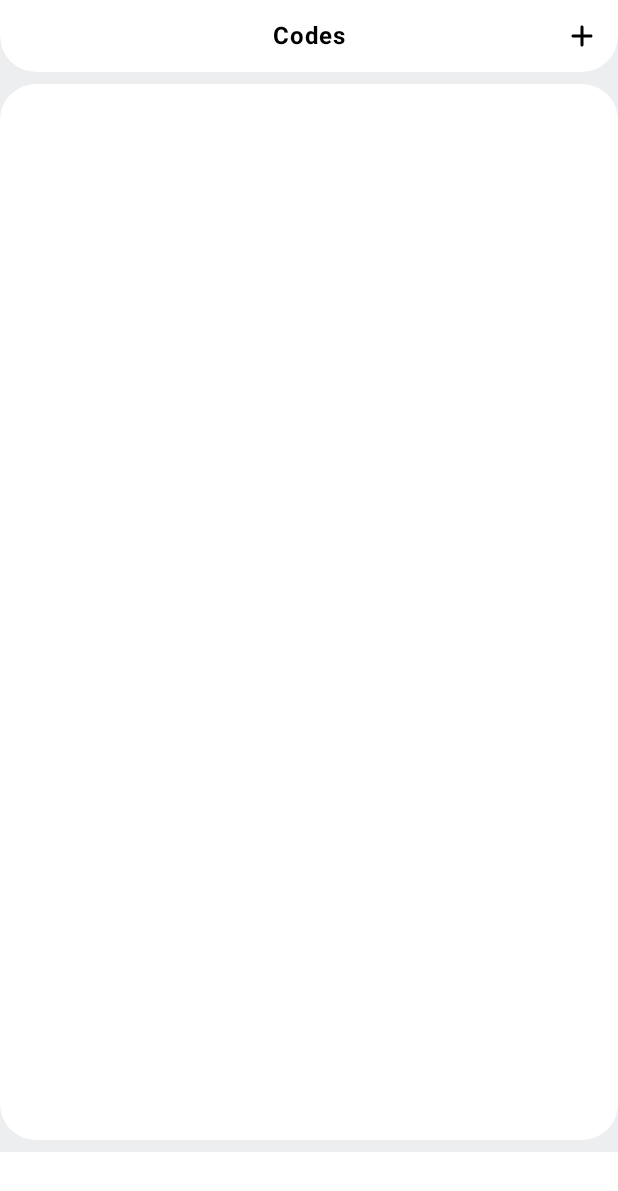
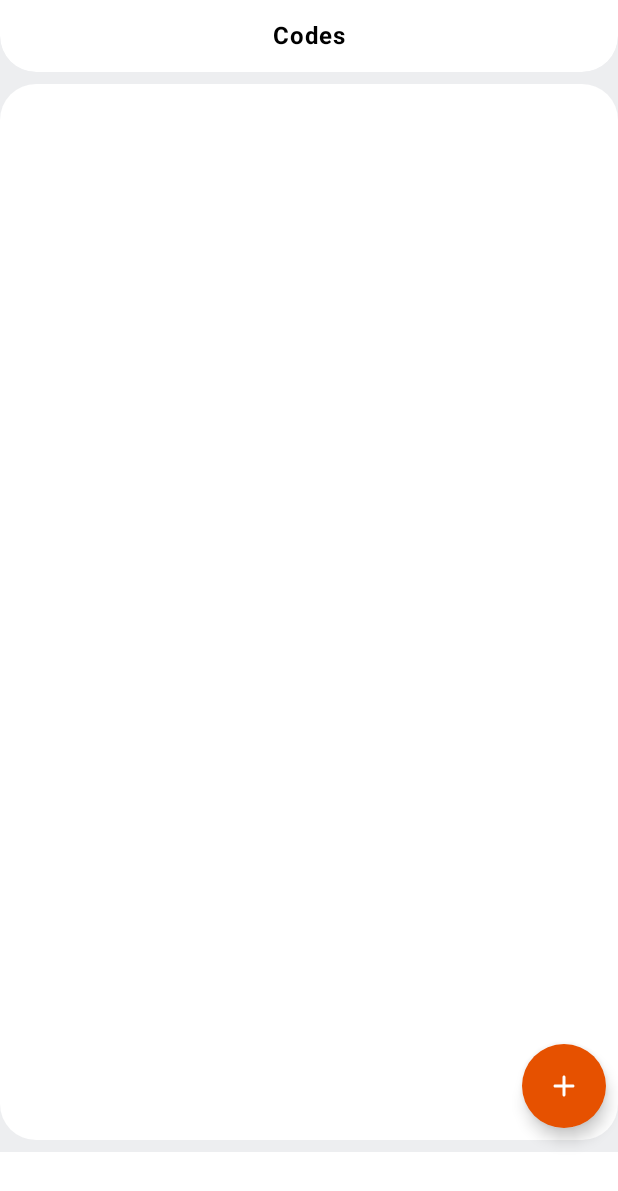
Before and after one commit to s44khin/PassMan, an Android app built with Jetpack Compose: the composable CodesList shown on its own in the app's theme, on a phone screen of 412 x 824 dp. Shown: the top 1191 px of the screen. Run offline under Robolectric (Android 15) with nearby library versions, the light colour scheme and no system bars; our stand-ins replace accompanist; 1 statement that could not run was skipped.

Commit message:
bottom sheet

```diff
--- a/app/src/main/kotlin/com/s44khin/passman/codes/master/presentation/CodesListScreen.kt
+++ b/app/src/main/kotlin/com/s44khin/passman/codes/master/presentation/CodesListScreen.kt
@@ -33,8 +33,10 @@ fun CodesListScreen() = Screen<CodesListState, CodesListAction, CodesListViewMod
                     coroutineScope.launch { bottomSheetState.hide() }
                 },
                 manually = {
-                    onAction(CodesListAction.AddClick)
-                    coroutineScope.launch { bottomSheetState.hide() }
+                    coroutineScope.launch {
+                        bottomSheetState.hide()
+                        onAction(CodesListAction.AddClick)
+                    }
                 }
             )
         },
--- a/app/src/main/kotlin/com/s44khin/passman/codes/master/presentation/widgets/CodesList.kt
+++ b/app/src/main/kotlin/com/s44khin/passman/codes/master/presentation/widgets/CodesList.kt
@@ -1,10 +1,18 @@
 package com.s44khin.passman.codes.master.presentation.widgets
 
+import androidx.compose.animation.AnimatedVisibility
+import androidx.compose.animation.ExperimentalAnimationApi
+import androidx.compose.animation.fadeIn
+import androidx.compose.animation.fadeOut
+import androidx.compose.animation.scaleIn
+import androidx.compose.animation.scaleOut
 import androidx.compose.foundation.isSystemInDarkTheme
 import androidx.compose.foundation.layout.fillMaxSize
 import androidx.compose.foundation.layout.navigationBarsPadding
 import androidx.compose.foundation.layout.padding
 import androidx.compose.foundation.rememberScrollState
+import androidx.compose.material.FloatingActionButton
+import androidx.compose.material.Icon
 import androidx.compose.material.icons.Icons
 import androidx.compose.material.icons.rounded.Add
 import androidx.compose.material.icons.rounded.Close
@@ -12,6 +20,7 @@ import androidx.compose.material.icons.rounded.Delete
 import androidx.compose.runtime.Composable
 import androidx.compose.runtime.DisposableEffect
 import androidx.compose.runtime.rememberCoroutineScope
+import androidx.compose.ui.Alignment
 import androidx.compose.ui.Modifier
 import androidx.compose.ui.graphics.Color
 import androidx.compose.ui.res.stringResource
@@ -20,6 +29,7 @@ import com.google.accompanist.systemuicontroller.rememberSystemUiController
 import com.s44khin.passman.R
 import com.s44khin.passman.codes.master.presentation.CodesListAction
 import com.s44khin.passman.codes.master.presentation.CodesListState
+import com.s44khin.uikit.layouts.RootBox
 import com.s44khin.uikit.layouts.RootColumn
 import com.s44khin.uikit.theme.AppTheme
 import com.s44khin.uikit.widgets.BottomNavigationHeight
@@ -28,13 +38,14 @@ import com.s44khin.uikit.widgets.TopNav
 import com.s44khin.uikit.widgets.TopNavIcon
 import kotlinx.coroutines.launch
 
+@OptIn(ExperimentalAnimationApi::class)
 @Composable
 fun CodesList(
     state: CodesListState,
     onAddClick: () -> Unit,
     onAction: (CodesListAction) -> Unit,
 ) {
-    RootColumn(
+    RootBox(
         modifier = Modifier
             .fillMaxSize()
             .padding(bottom = BottomNavigationHeight)
@@ -42,6 +53,8 @@ fun CodesList(
     ) {
         val scrollState = rememberScrollState()
         val coroutineScope = rememberCoroutineScope()
+
+        RootColumn(modifier = Modifier.fillMaxSize()) {
             val systemUiController = rememberSystemUiController()
             val isSystemInDarkTheme = isSystemInDarkTheme()
 
@@ -75,11 +88,6 @@ fun CodesList(
                 },
                 endIcons = listOf(
                     TopNavIcon(
-                    icon = Icons.Rounded.Add,
-                    visible = !state.inEdit,
-                    onClick = { onAddClick() }
-                ),
-                TopNavIcon(
                         icon = Icons.Rounded.Delete,
                         visible = state.inEdit,
                         onClick = { onAction(CodesListAction.DeleteClick) }
@@ -99,4 +107,27 @@ fun CodesList(
 
             RootSpacer(height = 8.dp)
         }
+
+        AnimatedVisibility(
+            modifier = Modifier
+                .padding(bottom = 16.dp, end = 8.dp)
+                .align(Alignment.BottomEnd),
+            visible = scrollState.value != scrollState.maxValue || scrollState.maxValue == 0,
+            enter = scaleIn() + fadeIn(),
+            exit = scaleOut() + fadeOut()
+        ) {
+            FloatingActionButton(
+                backgroundColor = AppTheme.colors.primary,
+                contentColor = AppTheme.colors.textOnPrimary,
+                onClick = {
+                    onAddClick()
                 }
+            ) {
+                Icon(
+                    imageVector = Icons.Rounded.Add,
+                    contentDescription = Icons.Rounded.Add.name,
+                )
+            }
+        }
+    }
+}
```
Lines whose indentation alone changed are shown as unchanged.
